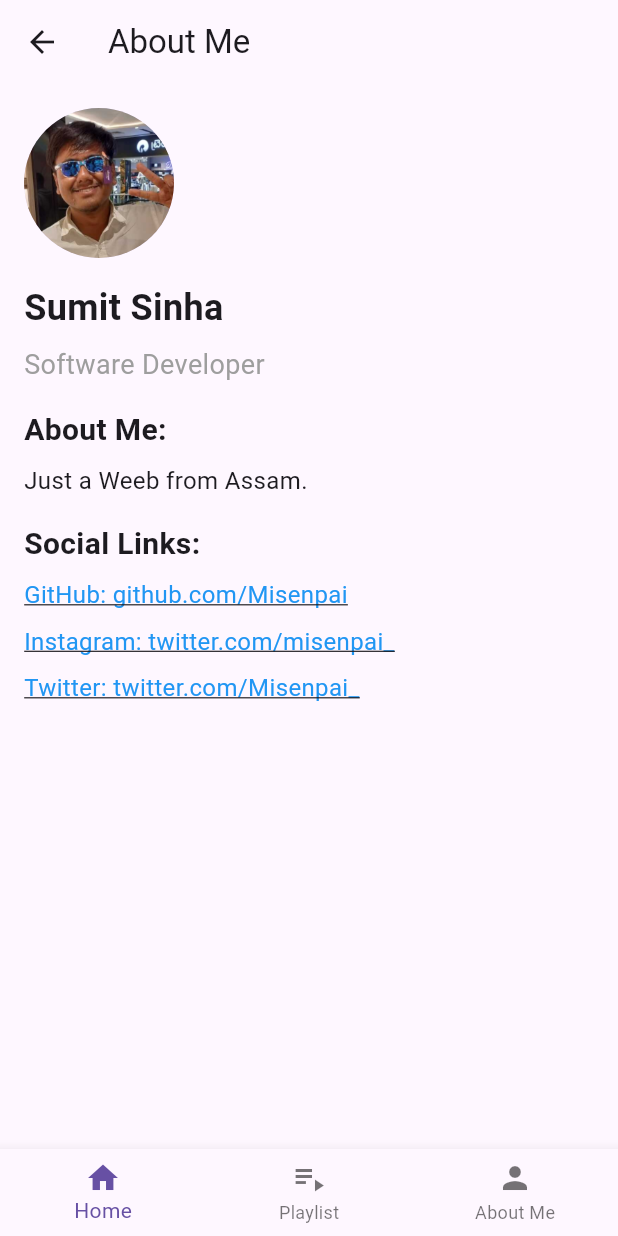
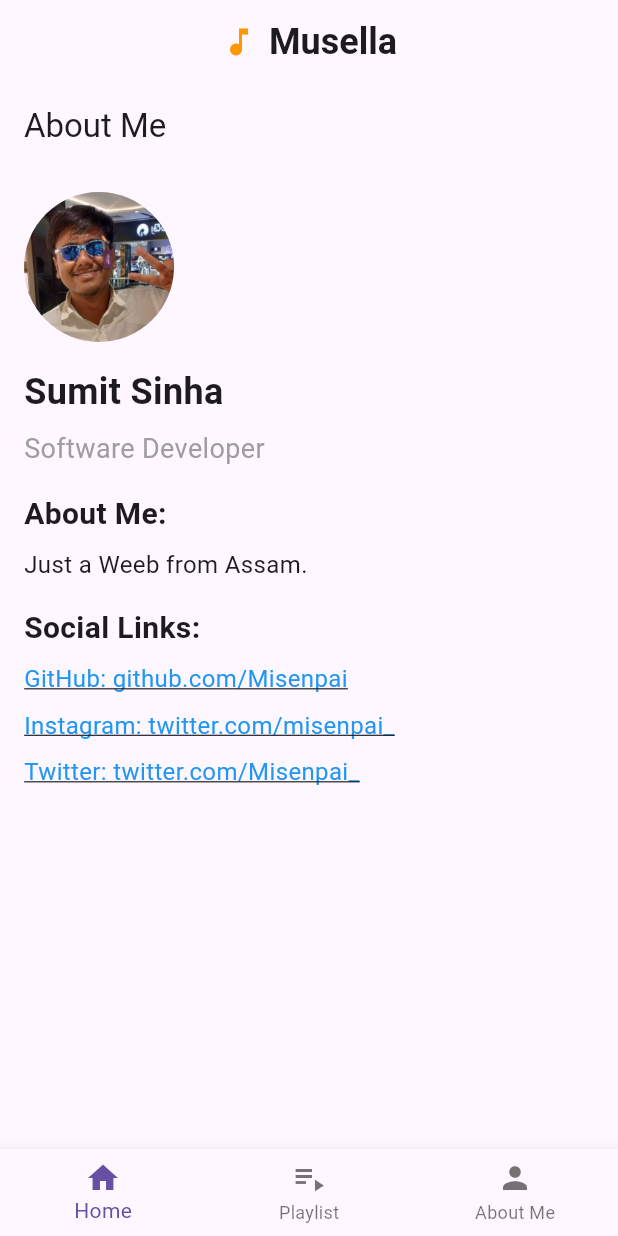
Before and after one commit to Misenpai/musella, a Flutter app: the screen it shows after launch, item 3 of the bottom bar chosen, on a phone screen of 412 x 824 dp. Run offline on Flutter 3.47's test engine with Material 3 defaults, Android fonts, the phone set to English and light mode, and no system bars; our stand-ins replace audio_video_progress_bar, audioplayers, shared_preferences; missing offline and left inert: spotify, youtube_explode_dart; network calls fail.

Commit message:
Step-9.16

```diff
--- a/musella/lib/aboutme/about_me.dart
+++ b/musella/lib/aboutme/about_me.dart
@@ -110,7 +110,6 @@ class AboutMePage extends StatelessWidget {
           ],
         ),
       ),
-      bottomNavigationBar: const BottomNavigation(),
     );
   }
 }
--- a/musella/lib/home/home.dart
+++ b/musella/lib/home/home.dart
@@ -1,4 +1,5 @@
 import 'package:flutter/material.dart';
+import 'package:musella/aboutme/about_me.dart';
 import 'package:musella/home/widgit/header.dart';
 import 'package:musella/home/widgit/pages/album/playlist.dart';
 import 'package:musella/home/widgit/pages/artist/artists.dart';
@@ -7,6 +8,7 @@ import 'package:musella/home/widgit/pages/songs/songs.dart';
 import 'package:musella/home/widgit/pages/suggested/artist.dart';
 import 'package:musella/home/widgit/pages/suggested/most_played.dart';
 import 'package:musella/home/widgit/pages/suggested/recently_played.dart';
+import 'package:musella/playlist/playlist.dart';
 import 'package:musella/widgit/bottom_navigation.dart';
 import 'package:musella/widgit/miniplayer.dart';
 
@@ -19,6 +21,7 @@ class HomePage extends StatefulWidget {
 
 class _HomePageState extends State<HomePage> {
   int _selectedIndex = 0;
+  int index_bottom = 0;
   late PageController _pageController;
 
   String? currentImageUrl;
@@ -31,7 +34,39 @@ class _HomePageState extends State<HomePage> {
     _pageController = PageController(initialPage: _selectedIndex);
   }
 
+  Widget _buildPageContent() {
+    switch (index_bottom) {
+      case 0:
+        return Column(
+          children: [
+            Expanded(
+              child: Column(
+                children: [
+                  AppHeader(
+                    onCategorySelected: _onCategorySelected,
+                    pageController: _pageController,
+                  ),
+                  Expanded(child: _buildBody()),
+                ],
+              ),
+            ),
+            MiniPlayer(
+              imageURL: currentImageUrl,
+              title: currentTitle,
+            ),
+          ],
+        );
+      case 1:
+        return PlaylistPage();
+      case 2:
+        return AboutMePage();
+      default:
+        return Container();
+    }
+  }
+
   void _onCategorySelected(int index) {
+    if (mounted) {
       setState(() {
         _selectedIndex = index;
         _pageController.animateToPage(
@@ -41,13 +76,16 @@ class _HomePageState extends State<HomePage> {
         );
       });
     }
+  }
 
   void handleBackFromMusicPlayer(String url, String title, String artist) {
+    if (mounted) {
       setState(() {
         currentImageUrl = url;
         currentTitle = title;
         currentArtist = artist;
       });
+    }
   }
 
   Widget _buildBody() {
@@ -84,13 +122,20 @@ class _HomePageState extends State<HomePage> {
     );
   }
 
+  void _onBottomNavigationItemTapped(int index) {
+    if (mounted) {
+      setState(() {
+        index_bottom = index;
+      });
+    }
+  }
+
   @override
   Widget build(BuildContext context) {
     return Scaffold(
-      body: SafeArea(
-        child: Column(
-          children: [
-            Row(
+      appBar: AppBar(
+        centerTitle: true,
+        title: Row(
           mainAxisAlignment: MainAxisAlignment.center,
           children: [
             Icon(
@@ -107,25 +152,13 @@ class _HomePageState extends State<HomePage> {
             ),
           ],
         ),
-            Expanded(
-              child: Column(
-                children: [
-                  AppHeader(
-                    onCategorySelected: _onCategorySelected,
-                    pageController: _pageController,
       ),
-                  Expanded(child: _buildBody()),
-                ],
+      body: SafeArea(
+        child: _buildPageContent(),
       ),
+      bottomNavigationBar: BottomNavigation(
+        onItemSelected: _onBottomNavigationItemTapped,
       ),
-            MiniPlayer(
-              imageURL: currentImageUrl,
-              title: currentTitle,
-            ),
-          ],
-        ),
-      ),
-      bottomNavigationBar: const BottomNavigation(),
     );
   }
 }
--- a/musella/lib/main.dart
+++ b/musella/lib/main.dart
@@ -2,7 +2,9 @@ import 'package:flutter/material.dart';
 import 'package:flutter/services.dart';
 import 'package:musella/aboutme/about_me.dart';
 import 'package:musella/home/home.dart';
+import 'package:musella/playlist/playlist.dart';
 import 'package:musella/services/artist_user_operations.dart';
+import 'package:musella/services/music_operations.dart';
 import 'package:musella/services/music_player_sevice.dart';
 import 'package:provider/provider.dart';
 
@@ -10,6 +12,7 @@ void main() async {
   WidgetsFlutterBinding.ensureInitialized();
   SystemChrome.setEnabledSystemUIMode(SystemUiMode.immersive);
   await ArtistUserOperations.loadArtistList();
+  await MusicOperations.loadMusicList();
   runApp(ChangeNotifierProvider(
     create: (context) => MusicPlayerService(),
     child: MyApp(),
@@ -38,6 +41,7 @@ class MyApp extends StatelessWidget {
       routes: {
         '/home': (context) => HomePage(),
         '/about': (context) => AboutMePage(),
+        '/playlist': (context) => PlaylistPage(),
       },
       initialRoute: '/home',
     );
```
Also changed, not shown: musella/lib/home/widgit/pages/songs/songs.dart (+6 -14 lines), musella/lib/models/music.dart (+13 -1 lines), musella/lib/playlist/playlist.dart (added, +21 -0 lines), musella/lib/services/music_operations.dart (+23 -1 lines), musella/lib/widgit/bottom_navigation.dart (+3 -14 lines), musella/lib/widgit/music_player.dart (+17 -2 lines). Lines whose indentation alone changed are shown as unchanged.
